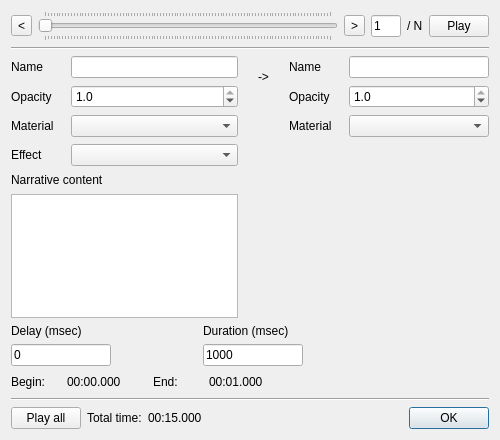
Qt form ui/keyframedialog.ui (minorua/Qgis2threejs) before a commit.
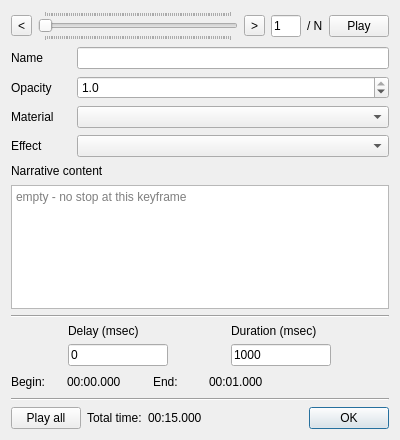
The same form after that commit.

Commit message:
update animation tree and keyframe dialog
- disable animation panel while keyframe dialog is open
- change next button to close button at last keyframe

Patch:
```diff
--- a/ui/keyframedialog.ui
+++ b/ui/keyframedialog.ui
@@ -6,13 +6,13 @@
    <rect>
     <x>0</x>
     <y>0</y>
-    <width>500</width>
+    <width>400</width>
     <height>440</height>
    </rect>
   </property>
   <property name="minimumSize">
    <size>
-    <width>500</width>
+    <width>400</width>
     <height>0</height>
    </size>
   </property>
@@ -93,20 +93,8 @@
      </item>
     </layout>
    </item>
-   <item>
-    <widget class="Line" name="line2">
-     <property name="orientation">
-      <enum>Qt::Horizontal</enum>
-     </property>
-    </widget>
-   </item>
    <item>
     <layout class="QGridLayout" name="gridLayout">
-     <property name="horizontalSpacing">
-      <number>20</number>
-     </property>
-     <item row="0" column="0" colspan="2">
-      <layout class="QGridLayout" name="gridLayoutLeft">
        <property name="verticalSpacing">
         <number>7</number>
        </property>
@@ -203,6 +191,13 @@
          </property>
         </widget>
        </item>
+     <item row="5" column="0" colspan="2">
+      <widget class="QPlainTextEdit" name="plainTextEdit">
+       <property name="placeholderText">
+        <string>empty - no stop at this keyframe</string>
+       </property>
+      </widget>
+     </item>
        <item row="4" column="0" colspan="2">
         <widget class="QLabel" name="labelNarration">
          <property name="text">
@@ -210,186 +205,25 @@
          </property>
         </widget>
        </item>
-       <item row="5" column="0" colspan="2">
-        <widget class="QTextEdit" name="textEdit"/>
-       </item>
-      </layout>
-     </item>
-     <item row="0" column="3" colspan="2">
-      <layout class="QGridLayout" name="gridLayoutRight">
-       <property name="verticalSpacing">
-        <number>7</number>
-       </property>
-       <item row="0" column="1">
-        <widget class="QLineEdit" name="lineEditName2">
-         <property name="minimumSize">
-          <size>
-           <width>140</width>
-           <height>0</height>
-          </size>
-         </property>
-        </widget>
-       </item>
-       <item row="1" column="1">
-        <widget class="QDoubleSpinBox" name="doubleSpinBoxOpacity2">
-         <property name="minimumSize">
-          <size>
-           <width>140</width>
-           <height>0</height>
-          </size>
-         </property>
-         <property name="inputMethodHints">
-          <set>Qt::ImhDigitsOnly</set>
-         </property>
-         <property name="decimals">
-          <number>1</number>
-         </property>
-         <property name="maximum">
-          <double>1.000000000000000</double>
-         </property>
-         <property name="singleStep">
-          <double>0.100000000000000</double>
-         </property>
-         <property name="value">
-          <double>1.000000000000000</double>
-         </property>
-        </widget>
-       </item>
-       <item row="2" column="0">
-        <widget class="QLabel" name="labelMaterial2">
-         <property name="minimumSize">
-          <size>
-           <width>60</width>
-           <height>0</height>
-          </size>
-         </property>
-         <property name="text">
-          <string>Material</string>
-         </property>
-        </widget>
-       </item>
-       <item row="1" column="0">
-        <widget class="QLabel" name="labelOpacity2">
-         <property name="minimumSize">
-          <size>
-           <width>60</width>
-           <height>0</height>
-          </size>
-         </property>
-         <property name="text">
-          <string>Opacity</string>
-         </property>
-        </widget>
-       </item>
-       <item row="2" column="1">
-        <widget class="QComboBox" name="comboBoxMaterial2">
-         <property name="minimumSize">
-          <size>
-           <width>140</width>
-           <height>0</height>
-          </size>
-         </property>
-        </widget>
-       </item>
-       <item row="0" column="0">
-        <widget class="QLabel" name="labelName2">
-         <property name="minimumSize">
-          <size>
-           <width>60</width>
-           <height>0</height>
-          </size>
-         </property>
-         <property name="text">
-          <string>Name</string>
-         </property>
-        </widget>
-       </item>
-       <item row="5" column="0" colspan="2">
-        <spacer name="verticalSpacer_3">
+    </layout>
+   </item>
+   <item>
+    <widget class="Line" name="line2">
          <property name="orientation">
-          <enum>Qt::Vertical</enum>
-         </property>
-         <property name="sizeHint" stdset="0">
-          <size>
-           <width>20</width>
-           <height>40</height>
-          </size>
-         </property>
-        </spacer>
-       </item>
-      </layout>
-     </item>
-     <item row="0" column="2">
-      <widget class="QLabel" name="labelArrow">
-       <property name="maximumSize">
-        <size>
-         <width>30</width>
-         <height>16777215</height>
-        </size>
-       </property>
-       <property name="text">
-        <string>
--&gt;</string>
-       </property>
-       <property name="alignment">
-        <set>Qt::AlignHCenter|Qt::AlignTop</set>
-       </property>
-      </widget>
-     </item>
-    </layout>
+      <enum>Qt::Horizontal</enum>
+     </property>
+    </widget>
    </item>
    <item>
     <layout class="QGridLayout" name="gridLayout2">
-     <item row="0" column="4">
-      <spacer name="horizontalSpacer2">
-       <property name="orientation">
-        <enum>Qt::Horizontal</enum>
-       </property>
-       <property name="sizeHint" stdset="0">
-        <size>
-         <width>40</width>
-         <height>20</height>
-        </size>
-       </property>
-      </spacer>
-     </item>
-     <item row="0" column="0">
-      <layout class="QVBoxLayout" name="verticalLayout2">
-       <item>
-        <widget class="QLabel" name="labelDelay">
-         <property name="text">
-          <string>Delay (msec)</string>
-         </property>
-        </widget>
-       </item>
-       <item>
-        <widget class="QLineEdit" name="lineEditDelay">
-         <property name="maximumSize">
-          <size>
-           <width>100</width>
-           <height>16777215</height>
-          </size>
-         </property>
-         <property name="text">
-          <string>0</string>
-         </property>
-        </widget>
-       </item>
-      </layout>
-     </item>
-     <item row="0" column="3">
-      <layout class="QVBoxLayout" name="verticalLayout3">
-       <property name="rightMargin">
-        <number>100</number>
-       </property>
-       <item>
+     <item row="0" column="2">
         <widget class="QLabel" name="labelDuration">
          <property name="text">
           <string>Duration (msec)</string>
          </property>
         </widget>
        </item>
-       <item>
+     <item row="1" column="2">
         <widget class="QLineEdit" name="lineEditDuration">
          <property name="maximumSize">
           <size>
@@ -402,20 +236,25 @@
          </property>
         </widget>
        </item>
-      </layout>
+     <item row="0" column="0">
+      <widget class="QLabel" name="labelDelay">
+       <property name="text">
+        <string>Delay (msec)</string>
+       </property>
+      </widget>
      </item>
-     <item row="0" column="1">
-      <spacer name="horizontalSpacer">
-       <property name="orientation">
-        <enum>Qt::Horizontal</enum>
-       </property>
-       <property name="sizeHint" stdset="0">
+     <item row="1" column="0">
+      <widget class="QLineEdit" name="lineEditDelay">
+       <property name="maximumSize">
         <size>
-         <width>40</width>
-         <height>20</height>
+         <width>100</width>
+         <height>16777215</height>
         </size>
        </property>
-      </spacer>
+       <property name="text">
+        <string>0</string>
+       </property>
+      </widget>
      </item>
     </layout>
    </item>
```
Lines whose indentation alone changed are shown as unchanged. The commit also changes 3 other files.
